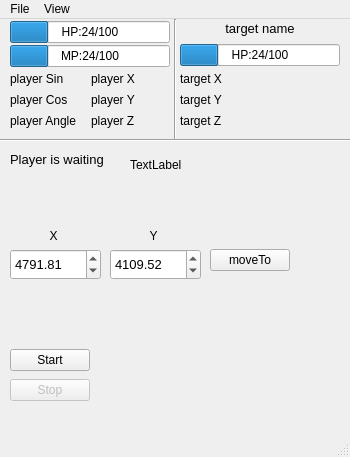
Above: autoage.ui from Unknown0156/Autoage before the change. Below: the same form after it.
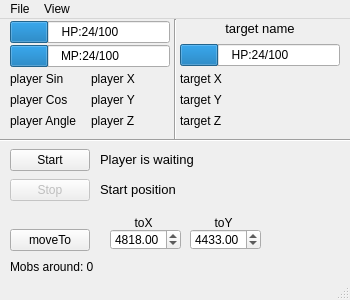
That is the form after the change.

```diff
--- a/autoage.ui
+++ b/autoage.ui
@@ -7,7 +7,7 @@
     <x>0</x>
     <y>0</y>
     <width>350</width>
-    <height>457</height>
+    <height>300</height>
    </rect>
   </property>
   <property name="windowTitle">
@@ -18,7 +18,7 @@
     <property name="geometry">
      <rect>
       <x>10</x>
-      <y>330</y>
+      <y>130</y>
       <width>80</width>
       <height>22</height>
      </rect>
@@ -34,7 +34,7 @@
     <property name="geometry">
      <rect>
       <x>10</x>
-      <y>360</y>
+      <y>160</y>
       <width>80</width>
       <height>22</height>
      </rect>
@@ -316,14 +316,14 @@
    <widget class="QLabel" name="label">
     <property name="geometry">
      <rect>
-      <x>30</x>
-      <y>210</y>
+      <x>120</x>
+      <y>197</y>
       <width>47</width>
       <height>14</height>
      </rect>
     </property>
     <property name="text">
-     <string>X</string>
+     <string>toX</string>
     </property>
     <property name="alignment">
      <set>Qt::AlignCenter</set>
@@ -332,14 +332,14 @@
    <widget class="QLabel" name="label_2">
     <property name="geometry">
      <rect>
-      <x>130</x>
-      <y>210</y>
+      <x>200</x>
+      <y>197</y>
       <width>47</width>
       <height>14</height>
      </rect>
     </property>
     <property name="text">
-     <string>Y</string>
+     <string>toY</string>
     </property>
     <property name="alignment">
      <set>Qt::AlignCenter</set>
@@ -348,8 +348,8 @@
    <widget class="QPushButton" name="moveTo">
     <property name="geometry">
      <rect>
-      <x>210</x>
-      <y>230</y>
+      <x>10</x>
+      <y>210</y>
       <width>80</width>
       <height>22</height>
      </rect>
@@ -361,52 +361,52 @@
    <widget class="QDoubleSpinBox" name="toX">
     <property name="geometry">
      <rect>
-      <x>10</x>
-      <y>230</y>
-      <width>91</width>
-      <height>31</height>
-     </rect>
-    </property>
-    <property name="font">
-     <font>
-      <pointsize>10</pointsize>
-     </font>
-    </property>
-    <property name="maximum">
-     <double>10000.000000000000000</double>
-    </property>
-    <property name="value">
-     <double>4791.810000000000400</double>
-    </property>
-   </widget>
-   <widget class="QDoubleSpinBox" name="toY">
-    <property name="geometry">
-     <rect>
       <x>110</x>
-      <y>230</y>
-      <width>91</width>
-      <height>31</height>
+      <y>210</y>
+      <width>71</width>
+      <height>21</height>
      </rect>
     </property>
     <property name="font">
      <font>
-      <pointsize>10</pointsize>
+      <pointsize>9</pointsize>
      </font>
     </property>
     <property name="maximum">
      <double>10000.000000000000000</double>
     </property>
     <property name="value">
-     <double>4109.520000000000437</double>
+     <double>4818.000000000000000</double>
+    </property>
+   </widget>
+   <widget class="QDoubleSpinBox" name="toY">
+    <property name="geometry">
+     <rect>
+      <x>190</x>
+      <y>210</y>
+      <width>71</width>
+      <height>21</height>
+     </rect>
+    </property>
+    <property name="font">
+     <font>
+      <pointsize>9</pointsize>
+     </font>
+    </property>
+    <property name="maximum">
+     <double>10000.000000000000000</double>
+    </property>
+    <property name="value">
+     <double>4433.000000000000000</double>
     </property>
    </widget>
    <widget class="QLabel" name="pStatus">
     <property name="geometry">
      <rect>
-      <x>10</x>
+      <x>100</x>
       <y>130</y>
-      <width>161</width>
-      <height>21</height>
+      <width>160</width>
+      <height>20</height>
      </rect>
     </property>
     <property name="font">
@@ -421,14 +421,37 @@
    <widget class="QLabel" name="label_3">
     <property name="geometry">
      <rect>
-      <x>130</x>
-      <y>130</y>
-      <width>191</width>
-      <height>31</height>
+      <x>100</x>
+      <y>160</y>
+      <width>241</width>
+      <height>20</height>
      </rect>
     </property>
+    <property name="font">
+     <font>
+      <pointsize>10</pointsize>
+     </font>
+    </property>
     <property name="text">
-     <string>TextLabel</string>
+     <string>Start position</string>
+    </property>
+   </widget>
+   <widget class="QLabel" name="mobs">
+    <property name="geometry">
+     <rect>
+      <x>10</x>
+      <y>240</y>
+      <width>251</width>
+      <height>16</height>
+     </rect>
+    </property>
+    <property name="font">
+     <font>
+      <pointsize>9</pointsize>
+     </font>
+    </property>
+    <property name="text">
+     <string>Mobs around: 0</string>
     </property>
    </widget>
   </widget>
```
Left out of the diff: 2 changed lines with no effect on the pictures.
